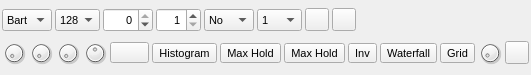
f4exb/sdrangel, file sdrgui/gui/glspectrumgui.ui: the form before one commit.
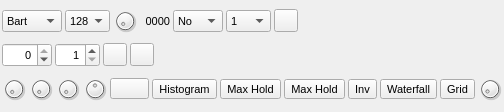
The form after the commit. Icons and pictures are not drawn. Custom widgets are drawn as their Qt base class.

Commit message: Spectrum overlap: basic implementation

```diff
--- a/sdrgui/gui/glspectrumgui.ui
+++ b/sdrgui/gui/glspectrumgui.ui
@@ -6,8 +6,8 @@
    <rect>
     <x>0</x>
     <y>0</y>
-    <width>420</width>
-    <height>75</height>
+    <width>397</width>
+    <height>112</height>
    </rect>
   </property>
   <property name="font">
@@ -19,7 +19,10 @@
   <property name="windowTitle">
    <string>Spectrum</string>
   </property>
-  <layout class="QGridLayout" name="gridLayout" columnstretch="1,0,0">
+  <layout class="QVBoxLayout" name="verticalLayout">
+   <property name="spacing">
+    <number>3</number>
+   </property>
    <property name="leftMargin">
     <number>2</number>
    </property>
@@ -32,317 +35,8 @@
    <property name="bottomMargin">
     <number>2</number>
    </property>
-   <property name="spacing">
-    <number>3</number>
-   </property>
-   <item row="3" column="0" colspan="3">
-    <layout class="QHBoxLayout" name="controlBtns">
-     <property name="spacing">
-      <number>3</number>
-     </property>
-     <item>
-      <widget class="QDial" name="decay">
-       <property name="maximumSize">
-        <size>
-         <width>24</width>
-         <height>24</height>
-        </size>
-       </property>
-       <property name="toolTip">
-        <string>Decay:</string>
-       </property>
-       <property name="maximum">
-        <number>20</number>
-       </property>
-       <property name="pageStep">
-        <number>1</number>
-       </property>
-      </widget>
-     </item>
-     <item>
-      <widget class="QDial" name="decayDivisor">
-       <property name="maximumSize">
-        <size>
-         <width>24</width>
-         <height>24</height>
-        </size>
-       </property>
-       <property name="toolTip">
-        <string>Decay divisor:</string>
-       </property>
-       <property name="minimum">
-        <number>1</number>
-       </property>
-       <property name="maximum">
-        <number>20</number>
-       </property>
-       <property name="pageStep">
-        <number>1</number>
-       </property>
-      </widget>
-     </item>
-     <item>
-      <widget class="QDial" name="stroke">
-       <property name="maximumSize">
-        <size>
-         <width>24</width>
-         <height>24</height>
-        </size>
-       </property>
-       <property name="toolTip">
-        <string>Stroke:</string>
-       </property>
-       <property name="minimum">
-        <number>1</number>
-       </property>
-       <property name="maximum">
-        <number>60</number>
-       </property>
-       <property name="pageStep">
-        <number>1</number>
-       </property>
-      </widget>
-     </item>
-     <item>
-      <widget class="QDial" name="traceIntensity">
-       <property name="maximumSize">
-        <size>
-         <width>24</width>
-         <height>24</height>
-        </size>
-       </property>
-       <property name="toolTip">
-        <string>Trace intensity</string>
-       </property>
-       <property name="maximum">
-        <number>100</number>
-       </property>
-       <property name="pageStep">
-        <number>1</number>
-       </property>
-       <property name="value">
-        <number>50</number>
-       </property>
-      </widget>
-     </item>
-     <item>
-      <widget class="QPushButton" name="clearSpectrum">
-       <property name="toolTip">
-        <string>Clear spectrum histogram</string>
-       </property>
-       <property name="text">
-        <string/>
-       </property>
-       <property name="icon">
-        <iconset resource="../resources/res.qrc">
-         <normaloff>:/clear.png</normaloff>:/clear.png</iconset>
-       </property>
-       <property name="iconSize">
-        <size>
-         <width>16</width>
-         <height>16</height>
-        </size>
-       </property>
-      </widget>
-     </item>
-     <item>
-      <widget class="ButtonSwitch" name="histogram">
-       <property name="toolTip">
-        <string>Display phosphor effect spectrum</string>
-       </property>
-       <property name="text">
-        <string>Histogram</string>
-       </property>
-       <property name="icon">
-        <iconset resource="../resources/res.qrc">
-         <normaloff>:/histogram.png</normaloff>:/histogram.png</iconset>
-       </property>
-       <property name="iconSize">
-        <size>
-         <width>16</width>
-         <height>16</height>
-        </size>
-       </property>
-       <property name="checkable">
-        <bool>true</bool>
-       </property>
-      </widget>
-     </item>
-     <item>
-      <widget class="ButtonSwitch" name="maxHold">
-       <property name="toolTip">
-        <string>Display max hold</string>
-       </property>
-       <property name="text">
-        <string>Max Hold</string>
-       </property>
-       <property name="icon">
-        <iconset resource="../resources/res.qrc">
-         <normaloff>:/maxhold.png</normaloff>:/maxhold.png</iconset>
-       </property>
-       <property name="iconSize">
-        <size>
-         <width>16</width>
-         <height>16</height>
-        </size>
-       </property>
-       <property name="checkable">
-        <bool>true</bool>
-       </property>
-      </widget>
-     </item>
-     <item>
-      <widget class="ButtonSwitch" name="current">
-       <property name="toolTip">
-        <string>Display live spectrum</string>
-       </property>
-       <property name="text">
-        <string>Max Hold</string>
-       </property>
-       <property name="icon">
-        <iconset resource="../resources/res.qrc">
-         <normaloff>:/current.png</normaloff>:/current.png</iconset>
-       </property>
-       <property name="iconSize">
-        <size>
-         <width>16</width>
-         <height>16</height>
-        </size>
-       </property>
-       <property name="checkable">
-        <bool>true</bool>
-       </property>
-      </widget>
-     </item>
-     <item>
-      <widget class="ButtonSwitch" name="invertWaterfall">
-       <property name="toolTip">
-        <string>Exchange waterfall and histogram</string>
-       </property>
-       <property name="text">
-        <string>Inv</string>
-       </property>
-       <property name="icon">
-        <iconset resource="../resources/res.qrc">
-         <normaloff>:/invertspectrum.png</normaloff>:/invertspectrum.png</iconset>
-       </property>
-       <property name="iconSize">
-        <size>
-         <width>16</width>
-         <height>16</height>
-        </size>
-       </property>
-       <property name="checkable">
-        <bool>true</bool>
-       </property>
-      </widget>
-     </item>
-     <item>
-      <widget class="ButtonSwitch" name="waterfall">
-       <property name="toolTip">
-        <string>Display waterfall</string>
-       </property>
-       <property name="text">
-        <string>Waterfall</string>
-       </property>
-       <property name="icon">
-        <iconset resource="../resources/res.qrc">
-         <normaloff>:/waterfall.png</normaloff>:/waterfall.png</iconset>
-       </property>
-       <property name="iconSize">
-        <size>
-         <width>16</width>
-         <height>16</height>
-        </size>
-       </property>
-       <property name="checkable">
-        <bool>true</bool>
-       </property>
-       <property name="autoRaise">
-        <bool>false</bool>
-       </property>
-      </widget>
-     </item>
-     <item>
-      <widget class="ButtonSwitch" name="grid">
-       <property name="toolTip">
-        <string>Toggle the scale grid</string>
-       </property>
-       <property name="text">
-        <string>Grid</string>
-       </property>
-       <property name="icon">
-        <iconset resource="../resources/res.qrc">
-         <normaloff>:/grid.png</normaloff>:/grid.png</iconset>
-       </property>
-       <property name="iconSize">
-        <size>
-         <width>16</width>
-         <height>16</height>
-        </size>
-       </property>
-       <property name="checkable">
-        <bool>true</bool>
-       </property>
-      </widget>
-     </item>
-     <item>
-      <widget class="QDial" name="gridIntensity">
-       <property name="maximumSize">
-        <size>
-         <width>24</width>
-         <height>24</height>
-        </size>
-       </property>
-       <property name="cursor">
-        <cursorShape>ArrowCursor</cursorShape>
-       </property>
-       <property name="toolTip">
-        <string>Grid intensity</string>
-       </property>
-       <property name="maximum">
-        <number>100</number>
-       </property>
-       <property name="pageStep">
-        <number>1</number>
-       </property>
-       <property name="value">
-        <number>5</number>
-       </property>
-      </widget>
-     </item>
-     <item>
-      <widget class="ButtonSwitch" name="freeze">
-       <property name="toolTip">
-        <string>Play/Pause spectrum display</string>
-       </property>
-       <property name="icon">
-        <iconset resource="../resources/res.qrc">
-         <normaloff>:/pause.png</normaloff>
-         <normalon>:/play.png</normalon>:/pause.png</iconset>
-       </property>
-       <property name="checkable">
-        <bool>true</bool>
-       </property>
-      </widget>
-     </item>
-     <item>
-      <spacer name="horizontalSpacer_2">
-       <property name="orientation">
-        <enum>Qt::Horizontal</enum>
-       </property>
-       <property name="sizeHint" stdset="0">
-        <size>
-         <width>40</width>
-         <height>20</height>
-        </size>
-       </property>
-      </spacer>
-     </item>
-    </layout>
-   </item>
-   <item row="2" column="0" colspan="3">
-    <layout class="QHBoxLayout" name="horizontalLayout">
+   <item>
+    <layout class="QHBoxLayout" name="Line1Layout">
      <property name="spacing">
       <number>3</number>
      </property>
@@ -356,13 +50,13 @@
        </property>
        <property name="minimumSize">
         <size>
-         <width>50</width>
+         <width>60</width>
          <height>0</height>
         </size>
        </property>
        <property name="maximumSize">
         <size>
-         <width>50</width>
+         <width>60</width>
          <height>16777215</height>
         </size>
        </property>
@@ -468,59 +162,41 @@
       </widget>
      </item>
      <item>
-      <widget class="QSpinBox" name="refLevel">
-       <property name="minimumSize">
-        <size>
-         <width>50</width>
-         <height>24</height>
-        </size>
-       </property>
+      <widget class="QDial" name="fftOverlap">
        <property name="maximumSize">
         <size>
-         <width>50</width>
-         <height>16777215</height>
+         <width>24</width>
+         <height>24</height>
         </size>
        </property>
        <property name="toolTip">
-        <string>Reference level (dB)</string>
-       </property>
-       <property name="alignment">
-        <set>Qt::AlignRight|Qt::AlignTrailing|Qt::AlignVCenter</set>
-       </property>
-       <property name="minimum">
-        <number>-110</number>
+        <string>FFT overlap</string>
        </property>
        <property name="maximum">
-        <number>0</number>
+        <number>63</number>
+       </property>
+       <property name="pageStep">
+        <number>1</number>
        </property>
       </widget>
      </item>
      <item>
-      <widget class="QSpinBox" name="levelRange">
+      <widget class="QLabel" name="fftOverlapText">
        <property name="minimumSize">
         <size>
-         <width>45</width>
-         <height>24</height>
-        </size>
-       </property>
-       <property name="maximumSize">
-        <size>
-         <width>45</width>
-         <height>16777215</height>
+         <width>30</width>
+         <height>0</height>
         </size>
        </property>
        <property name="toolTip">
-        <string>Range (dB)</string>
+        <string>FFT overlap</string>
+       </property>
+       <property name="text">
+        <string>0000</string>
        </property>
        <property name="alignment">
         <set>Qt::AlignRight|Qt::AlignTrailing|Qt::AlignVCenter</set>
        </property>
-       <property name="minimum">
-        <number>1</number>
-       </property>
-       <property name="maximum">
-        <number>100</number>
-       </property>
       </widget>
      </item>
      <item>
@@ -677,6 +353,97 @@
       </widget>
      </item>
      <item>
+      <widget class="ButtonSwitch" name="freeze">
+       <property name="toolTip">
+        <string>Play/Pause spectrum display</string>
+       </property>
+       <property name="icon">
+        <iconset resource="../resources/res.qrc">
+         <normaloff>:/pause.png</normaloff>
+         <normalon>:/play.png</normalon>:/pause.png</iconset>
+       </property>
+       <property name="checkable">
+        <bool>true</bool>
+       </property>
+      </widget>
+     </item>
+     <item>
+      <spacer name="horizontalSpacer">
+       <property name="orientation">
+        <enum>Qt::Horizontal</enum>
+       </property>
+       <property name="sizeHint" stdset="0">
+        <size>
+         <width>40</width>
+         <height>20</height>
+        </size>
+       </property>
+      </spacer>
+     </item>
+    </layout>
+   </item>
+   <item>
+    <layout class="QHBoxLayout" name="Line2Layout">
+     <property name="spacing">
+      <number>3</number>
+     </property>
+     <item>
+      <widget class="QSpinBox" name="refLevel">
+       <property name="minimumSize">
+        <size>
+         <width>50</width>
+         <height>24</height>
+        </size>
+       </property>
+       <property name="maximumSize">
+        <size>
+         <width>50</width>
+         <height>16777215</height>
+        </size>
+       </property>
+       <property name="toolTip">
+        <string>Reference level (dB)</string>
+       </property>
+       <property name="alignment">
+        <set>Qt::AlignRight|Qt::AlignTrailing|Qt::AlignVCenter</set>
+       </property>
+       <property name="minimum">
+        <number>-110</number>
+       </property>
+       <property name="maximum">
+        <number>0</number>
+       </property>
+      </widget>
+     </item>
+     <item>
+      <widget class="QSpinBox" name="levelRange">
+       <property name="minimumSize">
+        <size>
+         <width>45</width>
+         <height>24</height>
+        </size>
+       </property>
+       <property name="maximumSize">
+        <size>
+         <width>45</width>
+         <height>16777215</height>
+        </size>
+       </property>
+       <property name="toolTip">
+        <string>Range (dB)</string>
+       </property>
+       <property name="alignment">
+        <set>Qt::AlignRight|Qt::AlignTrailing|Qt::AlignVCenter</set>
+       </property>
+       <property name="minimum">
+        <number>1</number>
+       </property>
+       <property name="maximum">
+        <number>100</number>
+       </property>
+      </widget>
+     </item>
+     <item>
       <widget class="QToolButton" name="linscale">
        <property name="toolTip">
         <string>Logarithmic / Linear scale selection</string>
@@ -710,7 +477,298 @@
       </widget>
      </item>
      <item>
-      <spacer name="horizontalSpacer">
+      <spacer name="horizontalSpacer_3">
+       <property name="orientation">
+        <enum>Qt::Horizontal</enum>
+       </property>
+       <property name="sizeHint" stdset="0">
+        <size>
+         <width>40</width>
+         <height>20</height>
+        </size>
+       </property>
+      </spacer>
+     </item>
+    </layout>
+   </item>
+   <item>
+    <layout class="QHBoxLayout" name="Line3Layout">
+     <property name="spacing">
+      <number>3</number>
+     </property>
+     <item>
+      <widget class="QDial" name="decay">
+       <property name="maximumSize">
+        <size>
+         <width>24</width>
+         <height>24</height>
+        </size>
+       </property>
+       <property name="toolTip">
+        <string>Decay:</string>
+       </property>
+       <property name="maximum">
+        <number>20</number>
+       </property>
+       <property name="pageStep">
+        <number>1</number>
+       </property>
+      </widget>
+     </item>
+     <item>
+      <widget class="QDial" name="decayDivisor">
+       <property name="maximumSize">
+        <size>
+         <width>24</width>
+         <height>24</height>
+        </size>
+       </property>
+       <property name="toolTip">
+        <string>Decay divisor:</string>
+       </property>
+       <property name="minimum">
+        <number>1</number>
+       </property>
+       <property name="maximum">
+        <number>20</number>
+       </property>
+       <property name="pageStep">
+        <number>1</number>
+       </property>
+      </widget>
+     </item>
+     <item>
+      <widget class="QDial" name="stroke">
+       <property name="maximumSize">
+        <size>
+         <width>24</width>
+         <height>24</height>
+        </size>
+       </property>
+       <property name="toolTip">
+        <string>Stroke:</string>
+       </property>
+       <property name="minimum">
+        <number>1</number>
+       </property>
+       <property name="maximum">
+        <number>60</number>
+       </property>
+       <property name="pageStep">
+        <number>1</number>
+       </property>
+      </widget>
+     </item>
+     <item>
+      <widget class="QDial" name="traceIntensity">
+       <property name="maximumSize">
+        <size>
+         <width>24</width>
+         <height>24</height>
+        </size>
+       </property>
+       <property name="toolTip">
+        <string>Trace intensity</string>
+       </property>
+       <property name="maximum">
+        <number>100</number>
+       </property>
+       <property name="pageStep">
+        <number>1</number>
+       </property>
+       <property name="value">
+        <number>50</number>
+       </property>
+      </widget>
+     </item>
+     <item>
+      <widget class="QPushButton" name="clearSpectrum">
+       <property name="toolTip">
+        <string>Clear spectrum histogram</string>
+       </property>
+       <property name="text">
+        <string/>
+       </property>
+       <property name="icon">
+        <iconset resource="../resources/res.qrc">
+         <normaloff>:/clear.png</normaloff>:/clear.png</iconset>
+       </property>
+       <property name="iconSize">
+        <size>
+         <width>16</width>
+         <height>16</height>
+        </size>
+       </property>
+      </widget>
+     </item>
+     <item>
+      <widget class="ButtonSwitch" name="histogram">
+       <property name="toolTip">
+        <string>Display phosphor effect spectrum</string>
+       </property>
+       <property name="text">
+        <string>Histogram</string>
+       </property>
+       <property name="icon">
+        <iconset resource="../resources/res.qrc">
+         <normaloff>:/histogram.png</normaloff>:/histogram.png</iconset>
+       </property>
+       <property name="iconSize">
+        <size>
+         <width>16</width>
+         <height>16</height>
+        </size>
+       </property>
+       <property name="checkable">
+        <bool>true</bool>
+       </property>
+      </widget>
+     </item>
+     <item>
+      <widget class="ButtonSwitch" name="maxHold">
+       <property name="toolTip">
+        <string>Display max hold</string>
+       </property>
+       <property name="text">
+        <string>Max Hold</string>
+       </property>
+       <property name="icon">
+        <iconset resource="../resources/res.qrc">
+         <normaloff>:/maxhold.png</normaloff>:/maxhold.png</iconset>
+       </property>
+       <property name="iconSize">
+        <size>
+         <width>16</width>
+         <height>16</height>
+        </size>
+       </property>
+       <property name="checkable">
+        <bool>true</bool>
+       </property>
+      </widget>
+     </item>
+     <item>
+      <widget class="ButtonSwitch" name="current">
+       <property name="toolTip">
+        <string>Display live spectrum</string>
+       </property>
+       <property name="text">
+        <string>Max Hold</string>
+       </property>
+       <property name="icon">
+        <iconset resource="../resources/res.qrc">
+         <normaloff>:/current.png</normaloff>:/current.png</iconset>
+       </property>
+       <property name="iconSize">
+        <size>
+         <width>16</width>
+         <height>16</height>
+        </size>
+       </property>
+       <property name="checkable">
+        <bool>true</bool>
+       </property>
+      </widget>
+     </item>
+     <item>
+      <widget class="ButtonSwitch" name="invertWaterfall">
+       <property name="toolTip">
+        <string>Exchange waterfall and histogram</string>
+       </property>
+       <property name="text">
+        <string>Inv</string>
+       </property>
+       <property name="icon">
+        <iconset resource="../resources/res.qrc">
+         <normaloff>:/invertspectrum.png</normaloff>:/invertspectrum.png</iconset>
+       </property>
+       <property name="iconSize">
+        <size>
+         <width>16</width>
+         <height>16</height>
+        </size>
+       </property>
+       <property name="checkable">
+        <bool>true</bool>
+       </property>
+      </widget>
+     </item>
+     <item>
+      <widget class="ButtonSwitch" name="waterfall">
+       <property name="toolTip">
+        <string>Display waterfall</string>
+       </property>
+       <property name="text">
+        <string>Waterfall</string>
+       </property>
+       <property name="icon">
+        <iconset resource="../resources/res.qrc">
+         <normaloff>:/waterfall.png</normaloff>:/waterfall.png</iconset>
+       </property>
+       <property name="iconSize">
+        <size>
+         <width>16</width>
+         <height>16</height>
+        </size>
+       </property>
+       <property name="checkable">
+        <bool>true</bool>
+       </property>
+       <property name="autoRaise">
+        <bool>false</bool>
+       </property>
+      </widget>
+     </item>
+     <item>
+      <widget class="ButtonSwitch" name="grid">
+       <property name="toolTip">
+        <string>Toggle the scale grid</string>
+       </property>
+       <property name="text">
+        <string>Grid</string>
+       </property>
+       <property name="icon">
+        <iconset resource="../resources/res.qrc">
+         <normaloff>:/grid.png</normaloff>:/grid.png</iconset>
+       </property>
+       <property name="iconSize">
+        <size>
+         <width>16</width>
+         <height>16</height>
+        </size>
+       </property>
+       <property name="checkable">
+        <bool>true</bool>
+       </property>
+      </widget>
+     </item>
+     <item>
+      <widget class="QDial" name="gridIntensity">
+       <property name="maximumSize">
+        <size>
+         <width>24</width>
+         <height>24</height>
+        </size>
+       </property>
+       <property name="cursor">
+        <cursorShape>ArrowCursor</cursorShape>
+       </property>
+       <property name="toolTip">
+        <string>Grid intensity</string>
+       </property>
+       <property name="maximum">
+        <number>100</number>
+       </property>
+       <property name="pageStep">
+        <number>1</number>
+       </property>
+       <property name="value">
+        <number>5</number>
+       </property>
+      </widget>
+     </item>
+     <item>
+      <spacer name="horizontalSpacer_2">
        <property name="orientation">
         <enum>Qt::Horizontal</enum>
        </property>
```
The commit also changes 3 other files.
